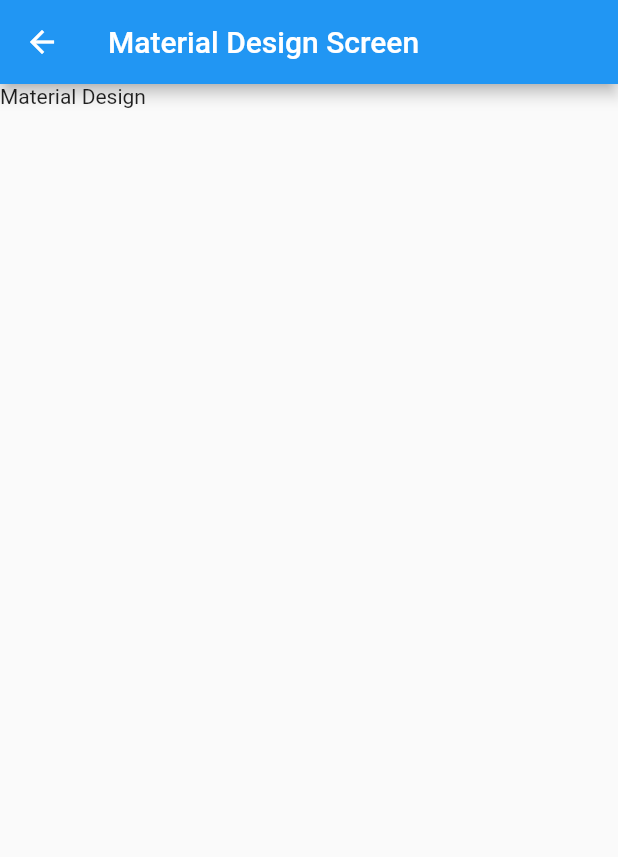
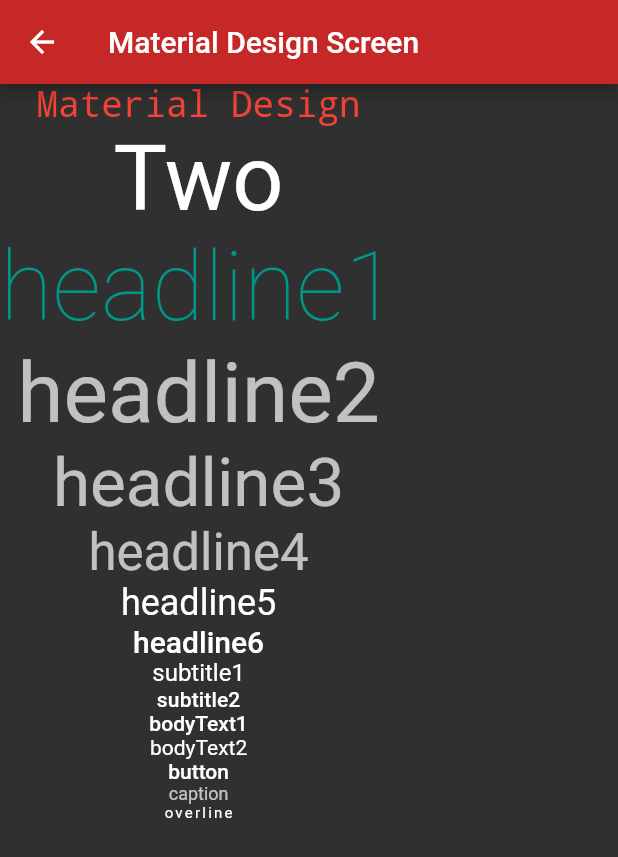
Before and after one commit to davidrgb/MAP-Lesson-1, a Flutter app: the screen it shows after launch, after a tap on "Material Design Style Demo", on a phone screen of 412 x 824 dp. Shown: the top 857 px of the screen. Run offline on Flutter 3.47's test engine with Material 2 defaults, Android fonts, the phone set to English and light mode, and no system bars; network calls fail.

Commit message:
Final commit

```diff
--- a/lib/main.dart
+++ b/lib/main.dart
@@ -1,4 +1,5 @@
 import 'package:flutter/material.dart';
+import 'package:lesson1/viewscreen/image_screen.dart';
 import 'package:lesson1/viewscreen/materialdesign_screen.dart';
 import 'package:lesson1/viewscreen/start_screen.dart';
 
@@ -10,10 +11,22 @@ class Lesson1App extends StatelessWidget {
   @override
   Widget build(BuildContext context) {
     return MaterialApp(
+      debugShowCheckedModeBanner: false,
+      theme: ThemeData(
+        brightness: Brightness.dark,
+        primaryColor: Colors.red[800],
+        textTheme: TextTheme(
+          headline1: TextStyle(
+            fontSize: 64.0,
+            color: Colors.teal,
+          ),
+        ),
+      ),
       initialRoute: StartScreen.routeName,
       routes: {
         StartScreen.routeName: (BuildContext context) => StartScreen(),
         MaterialDesignScreen.routeName: (BuildContext context) => MaterialDesignScreen(),
+        ImageScreen.routeName: (BuildContext context) => ImageScreen(),
       },
     );
   }
--- a/lib/viewscreen/materialdesign_screen.dart
+++ b/lib/viewscreen/materialdesign_screen.dart
@@ -2,7 +2,6 @@ import 'package:flutter/cupertino.dart';
 import 'package:flutter/material.dart';
 
 class MaterialDesignScreen extends StatelessWidget {
-
   static const routeName = '/materialDesignScreen';
 
   @override
@@ -11,8 +10,76 @@ class MaterialDesignScreen extends StatelessWidget {
       appBar: AppBar(
         title: Text('Material Design Screen'),
       ),
-      body: Text('Material Design'),
+      body: SingleChildScrollView(
+        child: Column(children: [
+          Text(
+            'Material Design',
+            style: TextStyle(
+              color: Colors.red,
+              fontSize: 24.0,
+              fontFamily: 'Courier New',
+            ),
+          ),
+          Text(
+            'Two',
+            style: TextStyle(
+              fontSize: 60.0,
+            ),
+          ),
+          Text(
+            'headline1',
+            style: Theme.of(context).textTheme.headline1,
+          ),
+          Text(
+            'headline2',
+            style: Theme.of(context).textTheme.headline2,
+          ),
+          Text(
+            'headline3',
+            style: Theme.of(context).textTheme.headline3,
+          ),
+          Text(
+            'headline4',
+            style: Theme.of(context).textTheme.headline4,
+          ),
+          Text(
+            'headline5',
+            style: Theme.of(context).textTheme.headline5,
+          ),
+          Text(
+            'headline6',
+            style: Theme.of(context).textTheme.headline6,
+          ),
+          Text(
+            'subtitle1',
+            style: Theme.of(context).textTheme.subtitle1,
+          ),
+          Text(
+            'subtitle2',
+            style: Theme.of(context).textTheme.subtitle2,
+          ),
+          Text(
+            'bodyText1',
+            style: Theme.of(context).textTheme.bodyText1,
+          ),
+          Text(
+            'bodyText2',
+            style: Theme.of(context).textTheme.bodyText2,
+          ),
+          Text(
+            'button',
+            style: Theme.of(context).textTheme.button,
+          ),
+          Text(
+            'caption',
+            style: Theme.of(context).textTheme.caption,
+          ),
+          Text(
+            'overline',
+            style: Theme.of(context).textTheme.overline,
+          ),
+        ]),
+      ),
     );
   }
-
 }
--- a/lib/viewscreen/start_screen.dart
+++ b/lib/viewscreen/start_screen.dart
@@ -1,4 +1,5 @@
 import 'package:flutter/material.dart';
+import 'package:lesson1/viewscreen/image_screen.dart';
 import 'package:lesson1/viewscreen/materialdesign_screen.dart';
 
 class StartScreen extends StatelessWidget {
@@ -14,12 +15,50 @@ class StartScreen extends StatelessWidget {
             onPressed: () {
               print('======== alarm button');
             },
-              icon: Icon(Icons.alarm)),
+            icon: Icon(Icons.alarm),
+          ),
           IconButton(
             onPressed: () {
               print('======== message button');
             },
-              icon: Icon(Icons.message)),
+            icon: Icon(Icons.message),
+          ),
+          PopupMenuButton(
+            onSelected: (String value) {
+              print('======== $value');
+            },
+            itemBuilder: (BuildContext context) {
+              return <PopupMenuItem<String>>[
+                PopupMenuItem(
+                  value: 'License',
+                  child: Row(
+                    children: [
+                      Icon(Icons.label),
+                      Text('Label'),
+                    ],
+                  ),
+                ),
+                PopupMenuItem(
+                  value: 'Balance',
+                  child: Row(
+                    children: [
+                      Icon(Icons.account_balance),
+                      Text('Balance'),
+                    ],
+                  ),
+                ),
+                PopupMenuItem(
+                  value: 'Profile',
+                  child: Row(
+                    children: [
+                      Icon(Icons.person),
+                      Text('Profile'),
+                    ],
+                  ),
+                ),
+              ];
+            },
+          ),
         ],
       ),
       drawer: Drawer(
@@ -52,17 +91,26 @@ class StartScreen extends StatelessWidget {
       ),
       body: Column(
         children: [
-          Text('Choose a menu to navigate'),
+          Text(
+            'Choose a menu to navigate',
+            style: Theme.of(context).textTheme.headline5,
+          ),
           ElevatedButton(
             onPressed: () {
               Navigator.pushNamed(context, MaterialDesignScreen.routeName);
             },
-              child: Text('Material Design Style Demo')),
+            child: Text(
+              'Material Design Style Demo',
+              style: Theme.of(context).textTheme.button,
+            ),
+          ),
           ElevatedButton(
-              onPressed: () {
-                print('======== the second menu');
-              },
-              child: Text('Second button')),
+            onPressed: () => Navigator.pushNamed(context, ImageScreen.routeName),
+            child: Text(
+              'Image Demo',
+              style: Theme.of(context).textTheme.button,
+            ),
+          ),
         ],
       ),
       floatingActionButton: FloatingActionButton(
--- a/pubspec.yaml
+++ b/pubspec.yaml
@@ -45,9 +45,9 @@ flutter:
   uses-material-design: true
 
   # To add assets to your application, add an assets section, like this:
-  # assets:
-  #   - images/a_dot_burr.jpeg
-  #   - images/a_dot_ham.jpeg
+  assets:
+    - images/owl.png
+    - images/melon.jpg
 
   # An image asset can refer to one or more resolution-specific "variants", see
   # https://flutter.dev/assets-and-images/#resolution-aware.
```
Also changed, not shown: lib/viewscreen/image_screen.dart (added, +45 -0 lines), images/melon.jpg (added), images/owl.png (added). Lines whose indentation alone changed are shown as unchanged.
